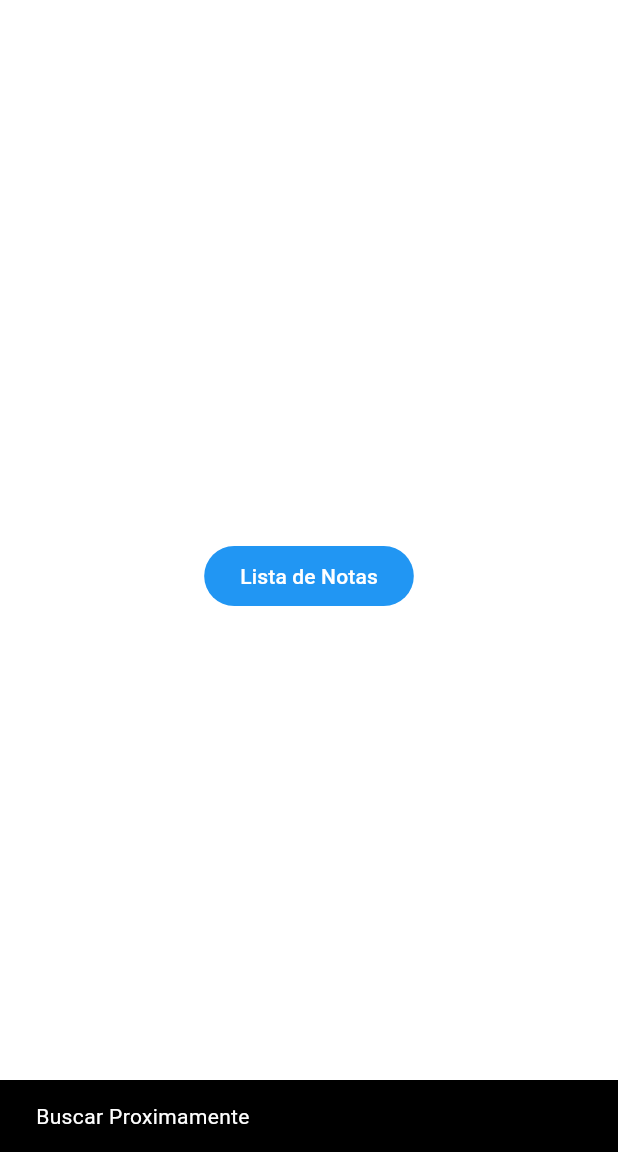
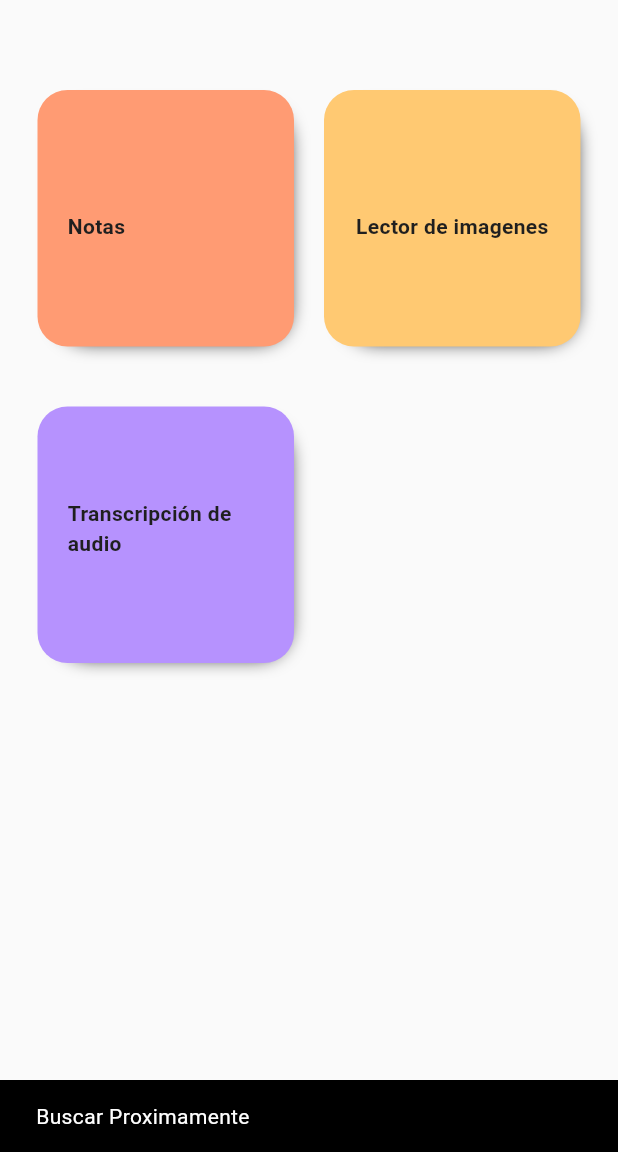
Before and after one commit to OsiNubis99/NoteApp-Frontend, a Flutter app: the screen it shows after launch, after a tap on "Iniciar Sesión", after a tap on the "search" icon, on a phone screen of 412 x 824 dp, the part 84-1236 px from its top. Run offline on Flutter 3.47's test engine with Material 2 defaults, Android fonts, the phone set to English and light mode, and no system bars; network calls fail.

Commit message:
Home Screen / SideBar
Sidebar and part of Home Screen created

```diff
--- a/lib/config/routes/app_routes.dart
+++ b/lib/config/routes/app_routes.dart
@@ -1,5 +1,6 @@
 import 'package:flutter/material.dart';
 import 'package:note_app_frontend/presentation/screens/home/home_screen.dart';
+import 'package:note_app_frontend/presentation/screens/note/noteList_screen.dart';
 import '../../presentation/screens/login/login_screen.dart';
 
 class AppRoutes {
@@ -8,6 +9,7 @@ class AppRoutes {
   static Map<String, Widget Function(BuildContext)> routes = {
         'login'      : (BuildContext context) => const LoginScreen(),
         'home'       : (BuildContext context) => const HomeScreen(),
+        'noteList'   : (BuildContext context) => const NoteListScreen(),
       };
 
   static Route<dynamic> onGenerateRoute(RouteSettings settings) {
--- a/lib/presentation/screens/home/home_screen.dart
+++ b/lib/presentation/screens/home/home_screen.dart
@@ -1,10 +1,10 @@
 
 
 import 'package:flutter/material.dart';
+import 'package:note_app_frontend/presentation/widgets/shared/sidebar_menu.dart';
 
 import '../../../config/theme/app_theme.dart';
 import '../../widgets/shared/appBarMenu.dart';
-import '../note/noteList_screen.dart';
 
 class HomeScreen extends StatefulWidget {
   const HomeScreen({super.key});
@@ -17,14 +17,78 @@ class _HomeScreenState extends State<HomeScreen> {
   @override
   Widget build(BuildContext context) {
     return  Scaffold(
+      backgroundColor: AppTheme.bgGray,
+      drawer: const SideBar(),
       appBar: AppBarMenu(context),
-      body: Center(child: FilledButton.tonal(
-      onPressed: (){
-         final route = MaterialPageRoute(builder:(context) =>  const NoteListScreen());
-         Navigator.pushReplacement(context, route);
-      },
-      child: const Text('Lista de Notas'))
-      ,),
+      body: Stack (
+          children: <Widget>[
+            SafeArea(
+              child: GridView.count(
+                  padding: EdgeInsets.only(top: 60.0, left: 25, right: 25, bottom: 20),
+                    crossAxisCount: 2,
+                    crossAxisSpacing: 20,
+                    mainAxisSpacing: 40,
+                    children: const <Widget>[
+
+                      //NOTAS
+                      OptionCard(title: "Notas                         ", theme: AppTheme.note_1,),
+
+                      //OCRCAM
+                      OptionCard(title: "Lector de imagenes", theme: AppTheme.note_2,),
+
+
+                      //AUDIO CAPTURE
+                      OptionCard(title: "Transcripción de audio", theme: AppTheme.note_3,),
+
+
+                    ],
+                ),
+          )]
+      )
     );
   }
 }
+
+
+
+class OptionCard extends StatelessWidget {
+  //final String imagen o icono
+  final String title;
+  final Color theme;
+  //final Function onPressed;
+
+  const OptionCard({
+    super.key,
+    required this.title, required this.theme, //required this.onPressed,
+    //required this.imagen,
+  });
+
+  @override
+  Widget build(BuildContext context) {
+    return Container(
+      padding: EdgeInsets.only(top: 50.0, left: 20, right: 20, bottom: 70),
+        decoration: BoxDecoration(
+        color: theme,
+        borderRadius: BorderRadius.circular(20),
+        boxShadow: const [BoxShadow(
+          offset: Offset(5, 5),
+          blurRadius: 10,
+          spreadRadius: -9,
+          color: AppTheme.text_dark
+        )]
+      ),
+            child: Column(
+              children: <Widget>[
+                Spacer(),
+                //icono
+                //Spacer(),
+                Text(
+                  title,
+                  textAlign: TextAlign.start,
+                  style: AppTheme.lightTheme.textTheme.bodySmall,
+                )
+              ],
+      )
+    );
+  }
+}
--- a/lib/presentation/screens/login/login_screen.dart
+++ b/lib/presentation/screens/login/login_screen.dart
@@ -47,12 +47,12 @@ class _LoginScreenState extends State<LoginScreen> {
         backgroundColor: AppTheme.bgGray,
         elevation: 0,
         automaticallyImplyLeading: false,
-        leading: IconButton(
+        /* leading: IconButton(
           onPressed: () {
             Navigator.of(context).pop();
           },
           icon: const Icon(Icons.arrow_back_ios, color: Color(0XFF000000)),
-        ),
+        ), */
       ),
 
       body: SafeArea(
--- a/lib/presentation/widgets/shared/appBarMenu.dart
+++ b/lib/presentation/widgets/shared/appBarMenu.dart
@@ -10,13 +10,6 @@ AppBar AppBarMenu(BuildContext context) {
         width: 130,
       ),
       centerTitle: true,
-      leading: IconButton(
-          icon: const Icon(Icons.menu, color: AppTheme.text_dark),
-          onPressed: () {
-            ScaffoldMessenger.of(context).showSnackBar(
-                const SnackBar(content: Text('Buscar Proximamente')));
-          },
-        ),
       iconTheme: const IconThemeData(color: AppTheme.text_dark),
       actions: [
         IconButton(
```
Also changed, not shown: lib/presentation/widgets/shared/sidebar_menu.dart (added, +76 -0 lines).
